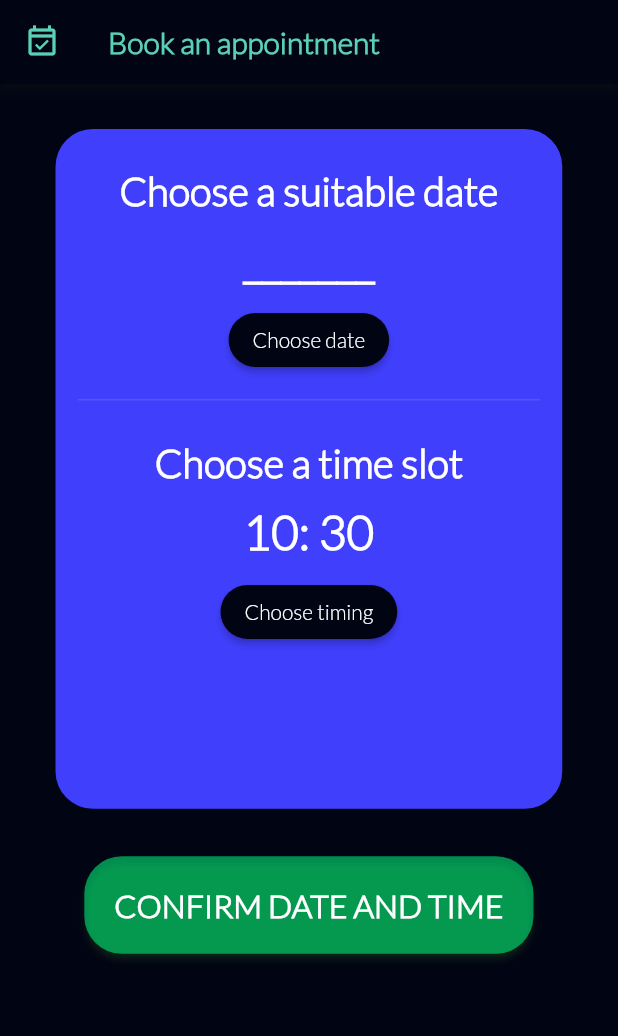
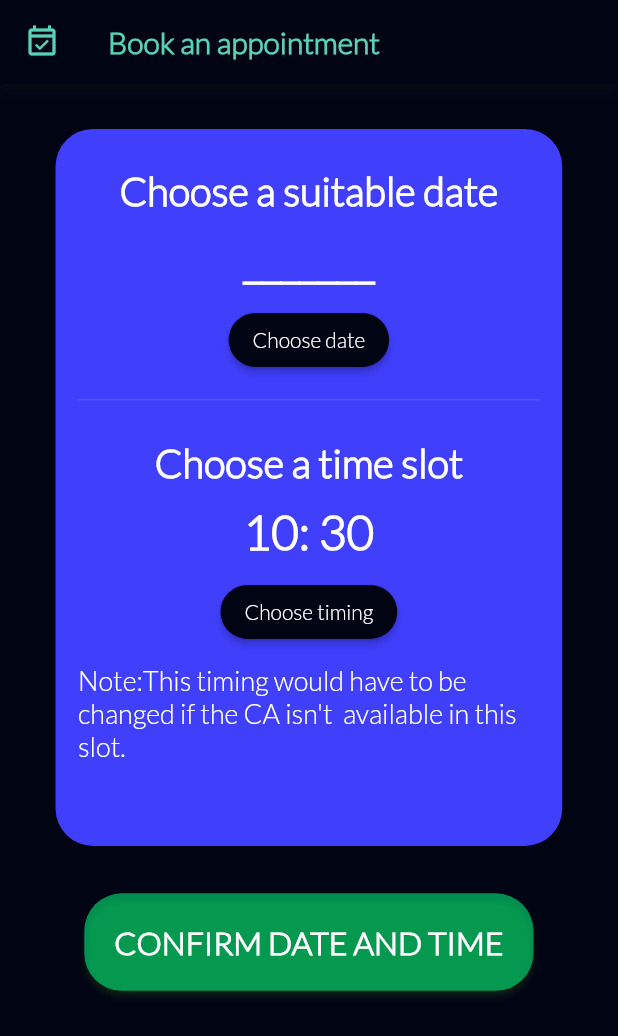
Before and after one commit to RohanDoshi21/Dark-Knights-App, a Flutter app: the AppointmentsHome screen opened directly, on a phone screen of 412 x 824 dp. Shown: the top 1036 px of the screen. Run offline on Flutter 3.47's test engine with Material 2 defaults, Android fonts, the phone set to English and light mode, and no system bars; our stand-ins replace cloud_firestore, firebase_auth, firebase_core, fluttertoast, google_sign_in; missing offline and left inert: elastic_drawer; accounts and stored records are empty.

Commit message:
Slot booking note added and size changed

```diff
--- a/lib/Admin/Appoinments/admin_appointments.dart
+++ b/lib/Admin/Appoinments/admin_appointments.dart
@@ -53,7 +53,7 @@ class _ClientStatusState extends State<ClientStatus> {
                 child: details[index]['status'] == 'Pending'
                     ? Container(
                         decoration: BoxDecoration(
-                          color:Color(0xff403ffc).withOpacity(0.5),
+                          color:const Color(0xff403ffc).withOpacity(0.5),
                           borderRadius: BorderRadius.circular(20.0),
                         ),
                         //width: MediaQuery.of(context).size.width*0.82,
--- a/lib/screens/Appoinments/appointment_status_screen.dart
+++ b/lib/screens/Appoinments/appointment_status_screen.dart
@@ -183,7 +183,7 @@ class _AppointmentStatusState extends State<AppointmentStatus> {
                                      fontFamily: 'Lato',
                                       fontSize: _height * 0.0256,
                                       fontWeight: FontWeight.w700,
-                                      color: Colors.green.shade800,
+                                      color: Colors.greenAccent.shade400,
                                     )),
                         ],
                       ),
--- a/lib/screens/Appoinments/slot_booking_screen.dart
+++ b/lib/screens/Appoinments/slot_booking_screen.dart
@@ -74,7 +74,7 @@ class _AppointmentsHomeState extends State<AppointmentsHome> {
                 borderRadius: BorderRadius.all(Radius.circular(25)),
               ),
               width: MediaQuery.of(context).size.width * 0.82,
-              height: MediaQuery.of(context).size.height * 0.55,
+              height: MediaQuery.of(context).size.height * 0.58,
               child: Column(
                 children: [
                   SizedBox(
@@ -177,10 +177,10 @@ class _AppointmentsHomeState extends State<AppointmentsHome> {
                   SizedBox(
                     height: _height * 0.0128,
                   ),
-                  // const Text(
-                  //   'Note:This timing would have to be changed if the CA isn\'t  available in this slot.',
-                  //   style: TextStyle(fontSize: 18.0, fontFamily: 'Lato'),
-                  // ),
+                  const Text(
+                    'Note:This timing would have to be changed if the CA isn\'t  available in this slot.',
+                    style: TextStyle(fontSize: 18.0, fontFamily: 'Lato'),
+                  ),
                 ],
               ),
             ),
```
